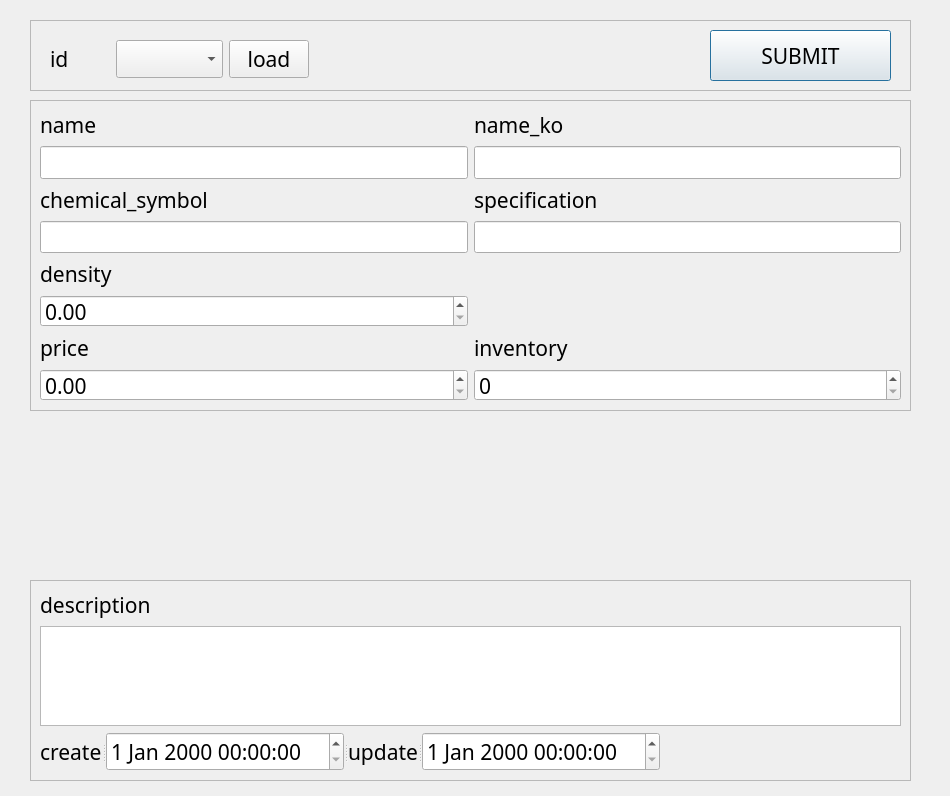
This is ui/powderDialog.ui in SuhYeoJee/OrderManager as Qt 5 draws it before an edit. The edited form follows.
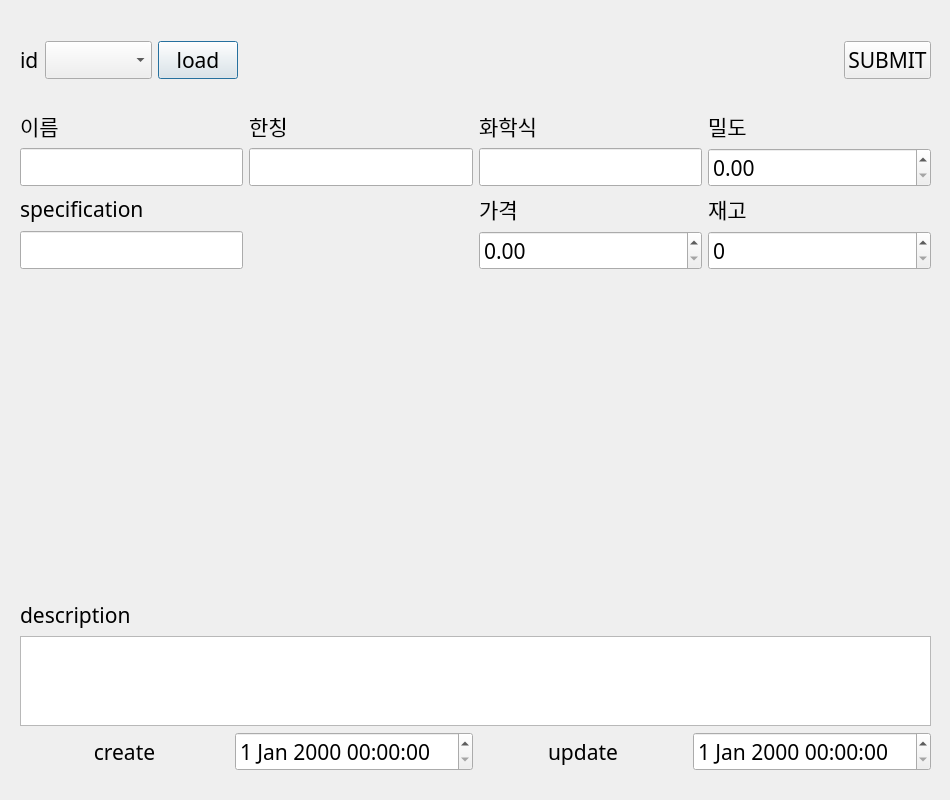
This is the edited form.

Diff of the .ui file:
```diff
--- a/ui/powderDialog.ui
+++ b/ui/powderDialog.ui
@@ -7,7 +7,7 @@
     <x>0</x>
     <y>0</y>
     <width>950</width>
-    <height>796</height>
+    <height>800</height>
    </rect>
   </property>
   <property name="font">
@@ -19,244 +19,223 @@
   <property name="windowTitle">
    <string>Dialog</string>
   </property>
-  <widget class="QFrame" name="frame">
+  <widget class="QWidget" name="gridLayoutWidget_3">
    <property name="geometry">
     <rect>
-     <x>30</x>
-     <y>100</y>
-     <width>881</width>
-     <height>311</height>
-    </rect>
-   </property>
-   <property name="frameShape">
-    <enum>QFrame::StyledPanel</enum>
-   </property>
-   <property name="frameShadow">
-    <enum>QFrame::Raised</enum>
-   </property>
-   <layout class="QGridLayout" name="gridLayout">
-    <item row="0" column="0">
-     <layout class="QVBoxLayout" name="verticalLayout_5">
-      <item>
-       <widget class="QLabel" name="label_14">
-        <property name="text">
-         <string>name</string>
-        </property>
-       </widget>
-      </item>
-      <item>
-       <widget class="QLineEdit" name="nameLineEdit"/>
-      </item>
-     </layout>
-    </item>
-    <item row="0" column="1">
-     <layout class="QVBoxLayout" name="verticalLayout_7">
-      <item>
-       <widget class="QLabel" name="label_19">
-        <property name="text">
-         <string>name_ko</string>
-        </property>
-       </widget>
-      </item>
-      <item>
-       <widget class="QLineEdit" name="name_koLineEdit"/>
-      </item>
-     </layout>
-    </item>
-    <item row="1" column="0">
-     <layout class="QVBoxLayout" name="verticalLayout_6">
-      <item>
-       <widget class="QLabel" name="label_18">
-        <property name="text">
-         <string>chemical_symbol</string>
-        </property>
-       </widget>
-      </item>
-      <item>
-       <widget class="QLineEdit" name="chemical_symbolLineEdit"/>
-      </item>
-     </layout>
-    </item>
-    <item row="1" column="1">
-     <layout class="QVBoxLayout" name="verticalLayout_8">
-      <item>
-       <widget class="QLabel" name="label_20">
-        <property name="text">
-         <string>specification</string>
-        </property>
-       </widget>
-      </item>
-      <item>
-       <widget class="QLineEdit" name="specificationLineEdit"/>
-      </item>
-     </layout>
-    </item>
-    <item row="2" column="0">
-     <layout class="QVBoxLayout" name="verticalLayout_3">
-      <item>
-       <widget class="QLabel" name="label_21">
-        <property name="text">
-         <string>density</string>
-        </property>
-       </widget>
-      </item>
-      <item>
-       <widget class="QDoubleSpinBox" name="densityDoubleSpinBox">
-        <property name="maximum">
-         <double>999999.989999999990687</double>
-        </property>
-        <property name="singleStep">
-         <double>0.100000000000000</double>
-        </property>
-       </widget>
-      </item>
-     </layout>
-    </item>
-    <item row="3" column="0">
-     <layout class="QVBoxLayout" name="verticalLayout">
-      <item>
-       <widget class="QLabel" name="label_13">
-        <property name="text">
-         <string>price</string>
-        </property>
-       </widget>
-      </item>
-      <item>
-       <widget class="QDoubleSpinBox" name="priceDoubleSpinBox">
-        <property name="maximum">
-         <double>999999.989999999990687</double>
-        </property>
-        <property name="singleStep">
-         <double>0.100000000000000</double>
-        </property>
-       </widget>
-      </item>
-     </layout>
-    </item>
-    <item row="3" column="1">
-     <layout class="QVBoxLayout" name="verticalLayout_2">
-      <item>
-       <widget class="QLabel" name="label_22">
-        <property name="text">
-         <string>inventory</string>
-        </property>
-       </widget>
-      </item>
-      <item>
-       <widget class="QSpinBox" name="inventorySpinBox">
-        <property name="maximum">
-         <number>999999</number>
-        </property>
-       </widget>
-      </item>
-     </layout>
-    </item>
-   </layout>
-  </widget>
-  <widget class="QFrame" name="frame_2">
-   <property name="geometry">
-    <rect>
-     <x>30</x>
+     <x>20</x>
      <y>20</y>
-     <width>881</width>
-     <height>71</height>
+     <width>911</width>
+     <height>80</height>
     </rect>
    </property>
-   <property name="frameShape">
-    <enum>QFrame::StyledPanel</enum>
-   </property>
-   <property name="frameShadow">
-    <enum>QFrame::Raised</enum>
-   </property>
-   <widget class="QPushButton" name="submitBtn">
-    <property name="geometry">
-     <rect>
-      <x>680</x>
-      <y>10</y>
-      <width>181</width>
-      <height>51</height>
-     </rect>
-    </property>
-    <property name="text">
-     <string>SUBMIT</string>
-    </property>
-   </widget>
-   <widget class="QWidget" name="layoutWidget">
-    <property name="geometry">
-     <rect>
-      <x>20</x>
-      <y>20</y>
-      <width>259</width>
-      <height>38</height>
-     </rect>
-    </property>
-    <layout class="QHBoxLayout" name="horizontalLayout">
-     <item>
-      <widget class="QLabel" name="label_12">
-       <property name="text">
-        <string>id</string>
-       </property>
-      </widget>
-     </item>
-     <item>
-      <widget class="QComboBox" name="idComboBox"/>
-     </item>
-     <item>
-      <widget class="QPushButton" name="loadBtn">
-       <property name="text">
-        <string>load</string>
-       </property>
-      </widget>
-     </item>
-    </layout>
-   </widget>
-  </widget>
-  <widget class="QFrame" name="frame_3">
-   <property name="geometry">
-    <rect>
-     <x>30</x>
-     <y>580</y>
-     <width>881</width>
-     <height>201</height>
-    </rect>
-   </property>
-   <property name="frameShape">
-    <enum>QFrame::StyledPanel</enum>
-   </property>
-   <property name="frameShadow">
-    <enum>QFrame::Raised</enum>
-   </property>
-   <layout class="QFormLayout" name="formLayout_2">
-    <item row="0" column="0">
-     <widget class="QLabel" name="label_15">
+   <layout class="QGridLayout" name="gridLayout_4">
+    <item row="0" column="2">
+     <widget class="QPushButton" name="loadBtn">
       <property name="text">
-       <string>description</string>
+       <string>load</string>
       </property>
      </widget>
     </item>
-    <item row="2" column="0">
-     <widget class="QSplitter" name="splitter">
+    <item row="0" column="1">
+     <widget class="QComboBox" name="idComboBox"/>
+    </item>
+    <item row="0" column="4">
+     <spacer name="horizontalSpacer">
       <property name="orientation">
        <enum>Qt::Horizontal</enum>
       </property>
-      <widget class="QLabel" name="label_16">
-       <property name="text">
-        <string>create</string>
-       </property>
-      </widget>
-      <widget class="QDateTimeEdit" name="reg_dateDateTimeEdit"/>
-      <widget class="QLabel" name="label_17">
-       <property name="text">
-        <string>update</string>
-       </property>
-      </widget>
-      <widget class="QDateTimeEdit" name="update_dateDateTimeEdit"/>
+      <property name="sizeHint" stdset="0">
+       <size>
+        <width>40</width>
+        <height>20</height>
+       </size>
+      </property>
+     </spacer>
+    </item>
+    <item row="0" column="0">
+     <widget class="QLabel" name="label_12">
+      <property name="text">
+       <string>id</string>
+      </property>
      </widget>
     </item>
-    <item row="1" column="0" colspan="2">
+    <item row="0" column="5">
+     <widget class="QPushButton" name="submitBtn">
+      <property name="text">
+       <string>SUBMIT</string>
+      </property>
+     </widget>
+    </item>
+   </layout>
+  </widget>
+  <widget class="QWidget" name="gridLayoutWidget">
+   <property name="geometry">
+    <rect>
+     <x>20</x>
+     <y>600</y>
+     <width>911</width>
+     <height>171</height>
+    </rect>
+   </property>
+   <layout class="QGridLayout" name="gridLayout_2">
+    <item row="1" column="0" colspan="4">
      <widget class="QPlainTextEdit" name="descriptionPlainTextEdit">
       <property name="plainText">
        <string/>
+      </property>
+     </widget>
+    </item>
+    <item row="2" column="2">
+     <widget class="QLabel" name="label_17">
+      <property name="text">
+       <string>update</string>
+      </property>
+      <property name="alignment">
+       <set>Qt::AlignCenter</set>
+      </property>
+     </widget>
+    </item>
+    <item row="2" column="0">
+     <widget class="QLabel" name="label_16">
+      <property name="text">
+       <string>create</string>
+      </property>
+      <property name="alignment">
+       <set>Qt::AlignCenter</set>
+      </property>
+     </widget>
+    </item>
+    <item row="2" column="3">
+     <widget class="QDateTimeEdit" name="update_dateDateTimeEdit"/>
+    </item>
+    <item row="2" column="1">
+     <widget class="QDateTimeEdit" name="reg_dateDateTimeEdit"/>
+    </item>
+    <item row="0" column="0" colspan="4">
+     <widget class="QLabel" name="label_15">
+      <property name="text">
+       <string>description</string>
+      </property>
+     </widget>
+    </item>
+   </layout>
+  </widget>
+  <widget class="QWidget" name="gridLayoutWidget_2">
+   <property name="geometry">
+    <rect>
+     <x>20</x>
+     <y>110</y>
+     <width>911</width>
+     <height>160</height>
+    </rect>
+   </property>
+   <layout class="QGridLayout" name="gridLayout_3" columnstretch="1,1,1,1">
+    <item row="0" column="0">
+     <widget class="QLabel" name="label_14">
+      <property name="text">
+       <string>이름</string>
+      </property>
+      <property name="alignment">
+       <set>Qt::AlignLeading|Qt::AlignLeft|Qt::AlignVCenter</set>
+      </property>
+     </widget>
+    </item>
+    <item row="1" column="0">
+     <widget class="QLineEdit" name="nameLineEdit"/>
+    </item>
+    <item row="0" column="1">
+     <widget class="QLabel" name="label_19">
+      <property name="text">
+       <string>한칭</string>
+      </property>
+      <property name="alignment">
+       <set>Qt::AlignLeading|Qt::AlignLeft|Qt::AlignVCenter</set>
+      </property>
+     </widget>
+    </item>
+    <item row="1" column="1">
+     <widget class="QLineEdit" name="name_koLineEdit"/>
+    </item>
+    <item row="2" column="0">
+     <widget class="QLabel" name="label_20">
+      <property name="text">
+       <string>specification</string>
+      </property>
+      <property name="alignment">
+       <set>Qt::AlignLeading|Qt::AlignLeft|Qt::AlignVCenter</set>
+      </property>
+     </widget>
+    </item>
+    <item row="3" column="0">
+     <widget class="QLineEdit" name="specificationLineEdit"/>
+    </item>
+    <item row="3" column="3">
+     <widget class="QSpinBox" name="inventorySpinBox">
+      <property name="maximum">
+       <number>999999</number>
+      </property>
+     </widget>
+    </item>
+    <item row="2" column="3">
+     <widget class="QLabel" name="label_22">
+      <property name="text">
+       <string>재고</string>
+      </property>
+      <property name="alignment">
+       <set>Qt::AlignLeading|Qt::AlignLeft|Qt::AlignVCenter</set>
+      </property>
+     </widget>
+    </item>
+    <item row="1" column="3">
+     <widget class="QDoubleSpinBox" name="densityDoubleSpinBox">
+      <property name="maximum">
+       <double>999999.989999999990687</double>
+      </property>
+      <property name="singleStep">
+       <double>0.100000000000000</double>
+      </property>
+     </widget>
+    </item>
+    <item row="0" column="3">
+     <widget class="QLabel" name="label_21">
+      <property name="text">
+       <string>밀도</string>
+      </property>
+      <property name="alignment">
+       <set>Qt::AlignLeading|Qt::AlignLeft|Qt::AlignVCenter</set>
+      </property>
+     </widget>
+    </item>
+    <item row="0" column="2">
+     <widget class="QLabel" name="label_18">
+      <property name="text">
+       <string>화학식</string>
+      </property>
+      <property name="alignment">
+       <set>Qt::AlignLeading|Qt::AlignLeft|Qt::AlignVCenter</set>
+      </property>
+     </widget>
+    </item>
+    <item row="1" column="2">
+     <widget class="QLineEdit" name="chemical_symbolLineEdit"/>
+    </item>
+    <item row="3" column="2">
+     <widget class="QDoubleSpinBox" name="priceDoubleSpinBox">
+      <property name="maximum">
+       <double>999999.989999999990687</double>
+      </property>
+      <property name="singleStep">
+       <double>0.100000000000000</double>
+      </property>
+     </widget>
+    </item>
+    <item row="2" column="2">
+     <widget class="QLabel" name="label_13">
+      <property name="text">
+       <string>가격</string>
+      </property>
+      <property name="alignment">
+       <set>Qt::AlignLeading|Qt::AlignLeft|Qt::AlignVCenter</set>
       </property>
      </widget>
     </item>
```
